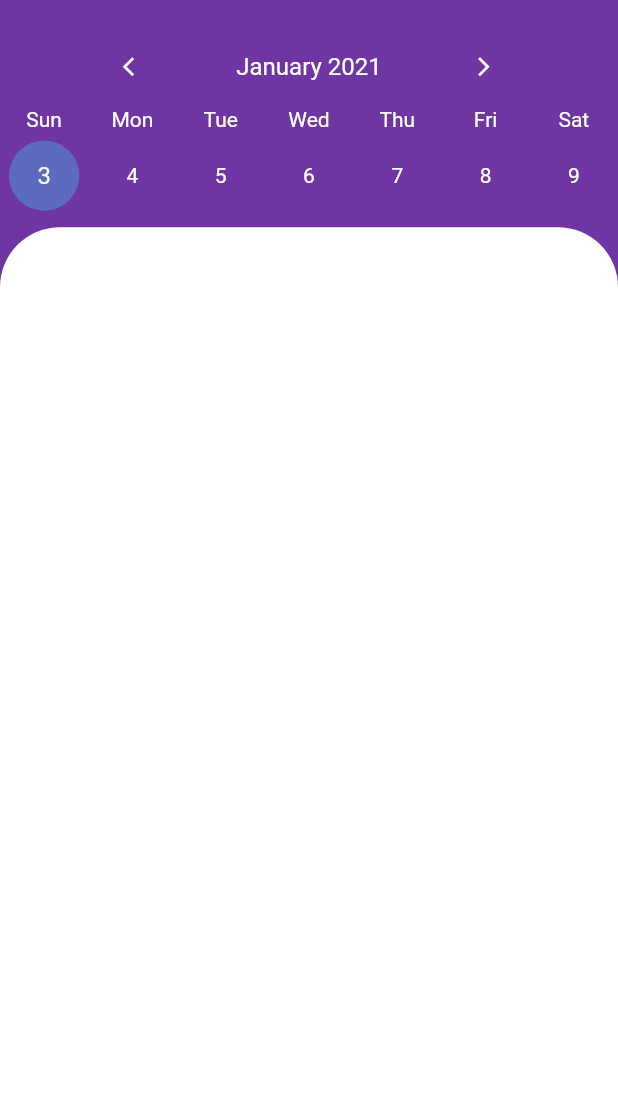
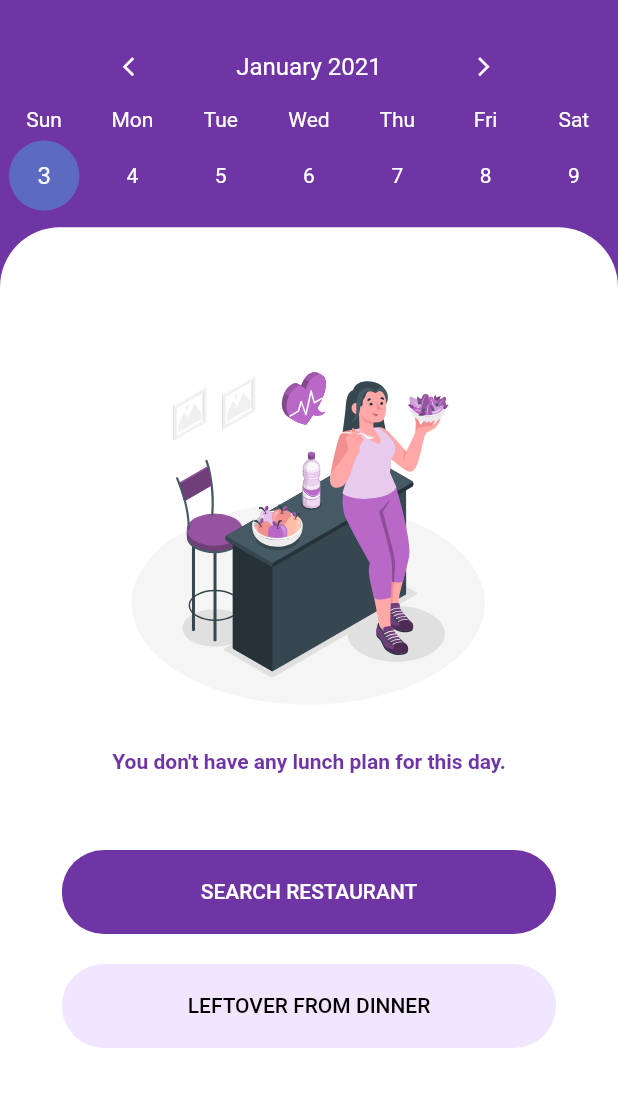
Before and after one commit to tommyshi55/plan-my-lunch, a Flutter app: the MainScreen screen opened by its route, on a phone screen of 412 x 824 dp, the part 59-1166 px from its top. Run offline on Flutter 3.47's test engine with Material 2 defaults, Android fonts, the phone set to English and light mode, and no system bars; drawn by our look-alikes of table_calendar; our stand-ins replace flutter_svg.

Commit message:
Make info and button when no plan is selected

```diff
--- a/mobile_frontend/lib/views/screens/main/components/body.dart
+++ b/mobile_frontend/lib/views/screens/main/components/body.dart
@@ -1,4 +1,9 @@
 import 'package:flutter/material.dart';
+import 'package:flutter_svg/flutter_svg.dart';
+import 'package:mobile_frontend/views/components/background.dart';
+import 'package:mobile_frontend/views/components/rounded_button.dart';
+import 'package:mobile_frontend/views/constants.dart';
+import 'package:mobile_frontend/views/screens/main/components/no_plan_selected_info.dart';
 import 'package:table_calendar/table_calendar.dart';
 
 class Body extends StatefulWidget {
@@ -24,6 +29,7 @@ class _BodyState extends State<Body> {
   @override
   Widget build(BuildContext context) {
     return Column(
+      crossAxisAlignment: CrossAxisAlignment.stretch,
       children: [
         TableCalendar(
           calendarController: _calendarController,
@@ -70,6 +76,7 @@ class _BodyState extends State<Body> {
                   topRight: Radius.circular(40.0)),
               color: Colors.white,
             ),
+            child: NoPlanSelectedInfo(),
           ),
         ),
       ],
--- /dev/null
+++ b/mobile_frontend/lib/views/screens/main/components/no_plan_selected_info.dart
@@ -0,0 +1,47 @@
+import 'package:flutter/material.dart';
+import 'package:flutter_svg/svg.dart';
+import 'package:mobile_frontend/views/components/rounded_button.dart';
+import 'package:mobile_frontend/views/constants.dart';
+
+class NoPlanSelectedInfo extends StatelessWidget {
+  const NoPlanSelectedInfo({
+    Key key,
+  }) : super(key: key);
+
+  @override
+  Widget build(BuildContext context) {
+    Size size = MediaQuery.of(context).size;
+    return Column(
+      mainAxisAlignment: MainAxisAlignment.center,
+      children: [
+        SvgPicture.asset(
+          'assets/icons/main-empty.svg',
+          height: size.height * 0.3,
+        ),
+        SizedBox(
+          height: size.height * 0.03,
+        ),
+        Text(
+          "You don't have any lunch plan for this day.",
+          style: TextStyle(
+            color: kPrimaryColor,
+            fontWeight: FontWeight.bold,
+          ),
+        ),
+        SizedBox(
+          height: size.height * 0.05,
+        ),
+        RoundedButton(
+          text: 'SEARCH RESTAURANT',
+          onPressed: () {},
+        ),
+        RoundedButton(
+          text: 'LEFTOVER FROM DINNER',
+          color: kPrimaryLightColor,
+          textColor: Colors.black,
+          onPressed: () {},
+        ),
+      ],
+    );
+  }
+}
```
Also changed, not shown: mobile_frontend/assets/icons/main-empty.svg (added).
